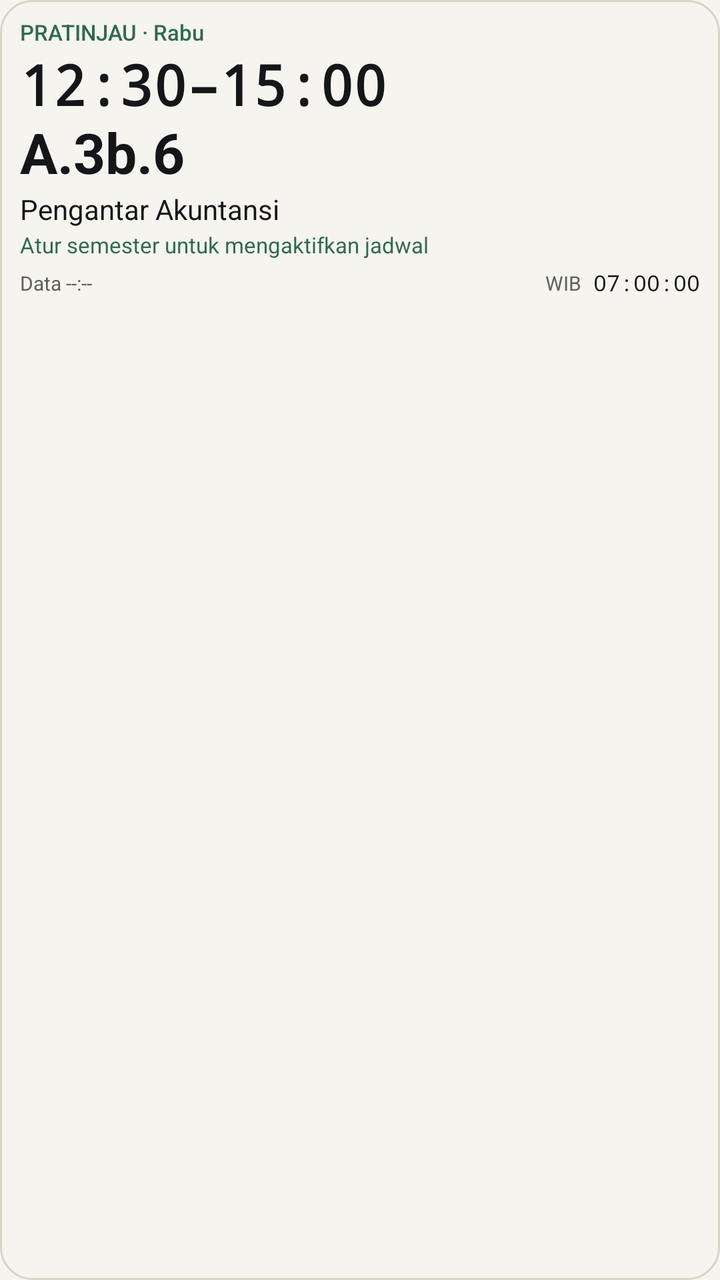
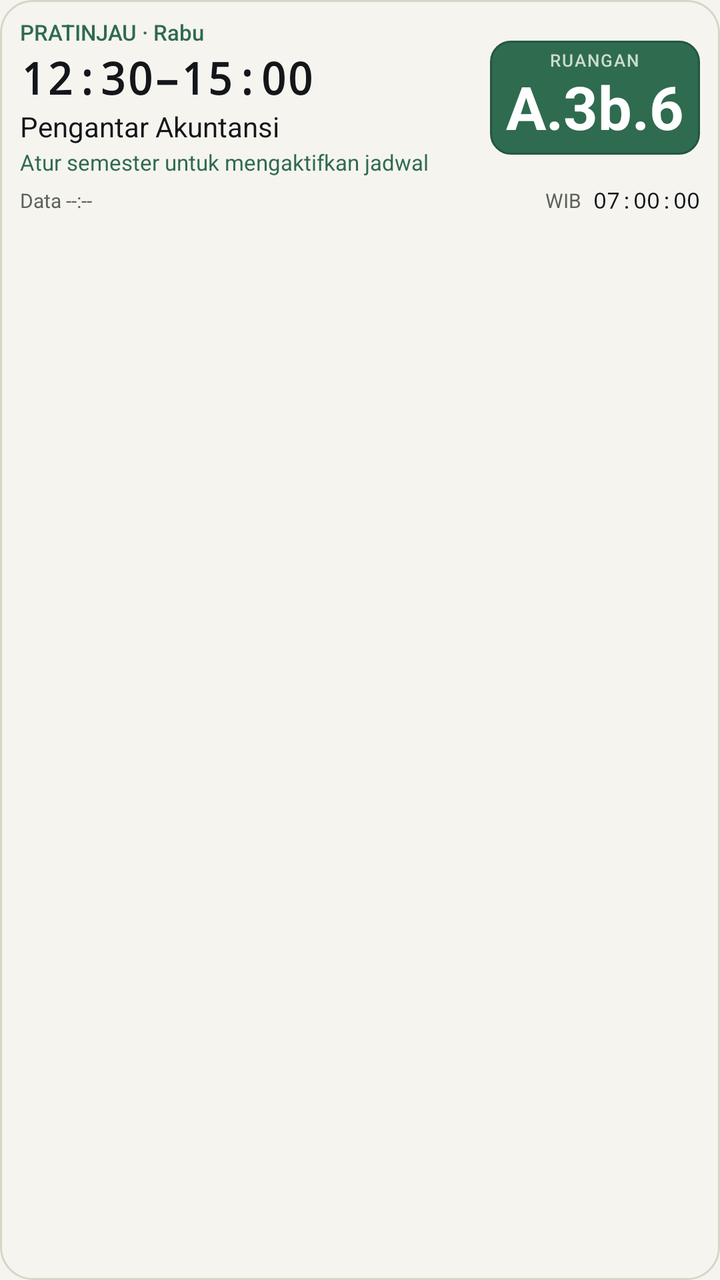

Compare the two renders of this Android layout. The source of the first and the diff that turns it into the second are given below.
<!-- AndroidManifest.xml: application theme Theme.Campus -->
<!-- res/layout/campus_widget.xml -->
<?xml version="1.0" encoding="utf-8"?>
<LinearLayout xmlns:android="http://schemas.android.com/apk/res/android"
    android:id="@android:id/background"
    android:layout_width="match_parent"
    android:layout_height="match_parent"
    android:background="@drawable/widget_background"
    android:clipToOutline="true"
    android:orientation="vertical"
    android:padding="10dp">

    <TextView
        android:id="@+id/widget_status"
        android:layout_width="match_parent"
        android:layout_height="wrap_content"
        android:breakStrategy="simple"
        android:fontFamily="sans-serif-medium"
        android:includeFontPadding="false"
        android:text="PRATINJAU · Rabu"
        android:textColor="#2F6B4F"
        android:textSize="11sp" />

    
    <TextView
        android:id="@+id/widget_time"
        android:layout_width="match_parent"
        android:layout_height="wrap_content"
        android:layout_marginTop="4dp"
        android:breakStrategy="simple"
        android:fontFamily="monospace"
        android:includeFontPadding="false"
        android:text="12:30–15:00"
        android:textColor="#14161A"
        android:textSize="28sp"
        android:textStyle="bold" />

    <TextView
        android:id="@+id/widget_room"
        android:layout_width="match_parent"
        android:layout_height="wrap_content"
        android:layout_marginTop="1dp"
        android:breakStrategy="simple"
        android:fontFamily="sans-serif"
        android:includeFontPadding="false"
        android:text="A.3b.6"
        android:textColor="#14161A"
        android:textSize="28sp"
        android:textStyle="bold" />

    <TextView
        android:id="@+id/widget_course"
        android:layout_width="match_parent"
        android:layout_height="wrap_content"
        android:layout_marginTop="3dp"
        android:ellipsize="end"
        android:fontFamily="sans-serif"
        android:includeFontPadding="false"
        android:maxLines="1"
        android:text="Pengantar Akuntansi"
        android:textColor="#14161A"
        android:textSize="14sp" />

    <TextView
        android:id="@+id/widget_metadata"
        android:layout_width="match_parent"
        android:layout_height="wrap_content"
        android:layout_marginTop="2dp"
        android:breakStrategy="simple"
        android:fontFamily="sans-serif"
        android:includeFontPadding="false"
        android:text="Kelas 01"
        android:textColor="#5E615B"
        android:textSize="11sp"
        android:visibility="gone" />

    <TextView
        android:id="@+id/widget_hint"
        android:layout_width="match_parent"
        android:layout_height="wrap_content"
        android:layout_marginTop="3dp"
        android:breakStrategy="simple"
        android:fontFamily="sans-serif"
        android:includeFontPadding="false"
        android:text="Atur semester untuk mengaktifkan jadwal"
        android:textColor="#2F6B4F"
        android:textSize="11sp" />

    <LinearLayout
        android:id="@+id/widget_next_container"
        android:layout_width="match_parent"
        android:layout_height="wrap_content"
        android:orientation="vertical"
        android:visibility="gone">
        <ImageView
            android:layout_width="match_parent"
            android:layout_height="1dp"
            android:layout_marginTop="8dp"
            android:layout_marginBottom="6dp"
            android:background="#D9D4C7"
            android:importantForAccessibility="no" />
        <TextView
            android:id="@+id/widget_next_label"
            android:layout_width="match_parent"
            android:layout_height="wrap_content"
            android:breakStrategy="simple"
            android:fontFamily="sans-serif-medium"
            android:includeFontPadding="false"
            android:textColor="#2F6B4F"
            android:textSize="11sp" />
        <TextView
            android:id="@+id/widget_next_time_room"
            android:layout_width="match_parent"
            android:layout_height="wrap_content"
            android:layout_marginTop="2dp"
            android:breakStrategy="simple"
            android:fontFamily="sans-serif"
            android:includeFontPadding="false"
            android:textColor="#14161A"
            android:textSize="16sp"
            android:textStyle="bold" />
        <TextView
            android:id="@+id/widget_next_course"
            android:layout_width="match_parent"
            android:layout_height="wrap_content"
            android:layout_marginTop="2dp"
            android:ellipsize="end"
            android:fontFamily="sans-serif"
            android:includeFontPadding="false"
            android:maxLines="1"
            android:textColor="#5E615B"
            android:textSize="12sp" />
    </LinearLayout>

    <LinearLayout
        android:layout_width="match_parent"
        android:layout_height="wrap_content"
        android:layout_marginTop="6dp"
        android:gravity="center_vertical"
        android:orientation="horizontal">
        <TextView
            android:id="@+id/widget_data_time"
            android:layout_width="0dp"
            android:layout_height="wrap_content"
            android:layout_weight="1"
            android:fontFamily="sans-serif"
            android:includeFontPadding="false"
            android:text="Data --:--"
            android:textColor="#5E615B"
            android:textSize="10sp" />
        <TextView
            android:id="@+id/widget_zone"
            android:layout_width="wrap_content"
            android:layout_height="wrap_content"
            android:layout_marginEnd="6dp"
            android:fontFamily="sans-serif"
            android:includeFontPadding="false"
            android:text="WIB"
            android:textColor="#5E615B"
            android:textSize="10sp" />
        
        <TextClock
            android:id="@+id/widget_clock"
            android:layout_width="wrap_content"
            android:layout_height="wrap_content"
            android:fontFamily="monospace"
            android:format12Hour="HH:mm:ss"
            android:format24Hour="HH:mm:ss"
            android:includeFontPadding="false"
            android:textColor="#14161A"
            android:textSize="11sp"
            android:timeZone="Asia/Jakarta" />
    </LinearLayout>
</LinearLayout>
<!-- resources referenced by this layout -->
<resources>
  <!-- drawable widget_background (drawable) -->
  <?xml version="1.0" encoding="utf-8"?>
  <shape xmlns:android="http://schemas.android.com/apk/res/android" android:shape="rectangle">
      <solid android:color="#F6F4EF" />
      <stroke android:width="1dp" android:color="#D9D4C7" />
      <corners android:radius="16dp" />
  </shape>
  <style name="Theme.Campus" parent="android:style/Theme.Material.Light.NoActionBar">
          <item name="android:fontFamily">sans</item>
          <item name="android:colorAccent">@color/campus_green</item>
          <item name="android:windowBackground">@color/campus_paper</item>
          <item name="android:statusBarColor">@android:color/transparent</item>
          <item name="android:navigationBarColor">@color/campus_paper</item>
          <item name="android:windowLightStatusBar">true</item>
          <item name="android:windowActionModeOverlay">true</item>
          <item name="android:windowSoftInputMode">adjustResize</item>
      </style>
  <color name="campus_green">#2F6B4F</color>
  <color name="campus_paper">#F6F4EF</color>
</resources>

<!-- the commit's change to res/layout/campus_widget.xml (unified diff, before → after) -->
@@ -8,81 +8,142 @@
     android:orientation="vertical"
     android:padding="10dp">
 
-    <TextView
-        android:id="@+id/widget_status"
+    
+    <LinearLayout
+        android:id="@+id/widget_primary_row"
         android:layout_width="match_parent"
         android:layout_height="wrap_content"
-        android:breakStrategy="simple"
-        android:fontFamily="sans-serif-medium"
-        android:includeFontPadding="false"
-        android:text="PRATINJAU · Rabu"
-        android:textColor="#2F6B4F"
-        android:textSize="11sp" />
-
-    
-    <TextView
-        android:id="@+id/widget_time"
-        android:layout_width="match_parent"
-        android:layout_height="wrap_content"
-        android:layout_marginTop="4dp"
-        android:breakStrategy="simple"
-        android:fontFamily="monospace"
-        android:includeFontPadding="false"
-        android:text="12:30–15:00"
-        android:textColor="#14161A"
-        android:textSize="28sp"
-        android:textStyle="bold" />
-
-    <TextView
-        android:id="@+id/widget_room"
-        android:layout_width="match_parent"
-        android:layout_height="wrap_content"
-        android:layout_marginTop="1dp"
-        android:breakStrategy="simple"
-        android:fontFamily="sans-serif"
-        android:includeFontPadding="false"
-        android:text="A.3b.6"
-        android:textColor="#14161A"
-        android:textSize="28sp"
-        android:textStyle="bold" />
-
-    <TextView
-        android:id="@+id/widget_course"
-        android:layout_width="match_parent"
-        android:layout_height="wrap_content"
-        android:layout_marginTop="3dp"
-        android:ellipsize="end"
-        android:fontFamily="sans-serif"
-        android:includeFontPadding="false"
-        android:maxLines="1"
-        android:text="Pengantar Akuntansi"
-        android:textColor="#14161A"
-        android:textSize="14sp" />
-
-    <TextView
-        android:id="@+id/widget_metadata"
-        android:layout_width="match_parent"
-        android:layout_height="wrap_content"
-        android:layout_marginTop="2dp"
-        android:breakStrategy="simple"
-        android:fontFamily="sans-serif"
-        android:includeFontPadding="false"
-        android:text="Kelas 01"
-        android:textColor="#5E615B"
-        android:textSize="11sp"
-        android:visibility="gone" />
-
-    <TextView
-        android:id="@+id/widget_hint"
-        android:layout_width="match_parent"
-        android:layout_height="wrap_content"
-        android:layout_marginTop="3dp"
-        android:breakStrategy="simple"
-        android:fontFamily="sans-serif"
-        android:includeFontPadding="false"
-        android:text="Atur semester untuk mengaktifkan jadwal"
-        android:textColor="#2F6B4F"
-        android:textSize="11sp" />
+        android:baselineAligned="false"
+        android:gravity="center_vertical"
+        android:orientation="horizontal">
+
+        <LinearLayout
+            android:id="@+id/widget_primary_column"
+            android:layout_width="0dp"
+            android:layout_height="wrap_content"
+            android:layout_weight="1"
+            android:orientation="vertical">
+
+            <TextView
+                android:id="@+id/widget_status"
+                android:layout_width="match_parent"
+                android:layout_height="wrap_content"
+                android:breakStrategy="simple"
+                android:fontFamily="sans-serif-medium"
+                android:includeFontPadding="false"
+                android:text="PRATINJAU · Rabu"
+                android:textColor="#2F6B4F"
+                android:textSize="11sp" />
+
+            
+            <TextView
+                android:id="@+id/widget_time"
+                android:layout_width="match_parent"
+                android:layout_height="wrap_content"
+                android:layout_marginTop="4dp"
+                android:breakStrategy="simple"
+                android:fontFamily="monospace"
+                android:includeFontPadding="false"
+                android:text="12:30–15:00"
+                android:textColor="#14161A"
+                android:textSize="22sp"
+                android:textStyle="bold" />
+
+            
+            <TextView
+                android:id="@+id/widget_room_plain"
+                android:layout_width="match_parent"
+                android:layout_height="wrap_content"
+                android:layout_marginTop="1dp"
+                android:breakStrategy="simple"
+                android:fontFamily="sans-serif"
+                android:includeFontPadding="false"
+                android:text="A.3b.6"
+                android:textColor="#14161A"
+                android:textSize="20sp"
+                android:textStyle="bold"
+                android:visibility="gone" />
+
+            <TextView
+                android:id="@+id/widget_course"
+                android:layout_width="match_parent"
+                android:layout_height="wrap_content"
+                android:layout_marginTop="3dp"
+                android:ellipsize="end"
+                android:fontFamily="sans-serif"
+                android:includeFontPadding="false"
+                android:maxLines="1"
+                android:text="Pengantar Akuntansi"
+                android:textColor="#14161A"
+                android:textSize="14sp" />
+
+            <TextView
+                android:id="@+id/widget_metadata"
+                android:layout_width="match_parent"
+                android:layout_height="wrap_content"
+                android:layout_marginTop="2dp"
+                android:breakStrategy="simple"
+                android:fontFamily="sans-serif"
+                android:includeFontPadding="false"
+                android:text="Kelas 01"
+                android:textColor="#5E615B"
+                android:textSize="11sp"
+                android:visibility="gone" />
+
+            <TextView
+                android:id="@+id/widget_hint"
+                android:layout_width="match_parent"
+                android:layout_height="wrap_content"
+                android:layout_marginTop="3dp"
+                android:breakStrategy="simple"
+                android:fontFamily="sans-serif"
+                android:includeFontPadding="false"
+                android:text="Atur semester untuk mengaktifkan jadwal"
+                android:textColor="#2F6B4F"
+                android:textSize="11sp" />
+        </LinearLayout>
+
+        
+        <LinearLayout
+            android:id="@+id/widget_room_badge"
+            android:layout_width="wrap_content"
+            android:layout_height="wrap_content"
+            android:layout_marginStart="8dp"
+            android:background="@drawable/widget_room_badge"
+            android:gravity="center_horizontal"
+            android:orientation="vertical"
+            android:paddingStart="8dp"
+            android:paddingTop="5dp"
+            android:paddingEnd="8dp"
+            android:paddingBottom="5dp">
+
+            <TextView
+                android:id="@+id/widget_room_label"
+                android:layout_width="wrap_content"
+                android:layout_height="wrap_content"
+                android:fontFamily="sans-serif-medium"
+                android:includeFontPadding="false"
+                android:letterSpacing="0.08"
+                android:maxLines="1"
+                android:text="RUANGAN"
+                android:textColor="@color/campus_room_badge_label"
+                android:textSize="8.5sp" />
+
+            <TextView
+                android:id="@+id/widget_room"
+                android:layout_width="wrap_content"
+                android:layout_height="wrap_content"
+                android:layout_marginTop="2dp"
+                android:breakStrategy="simple"
+                android:fontFamily="sans-serif"
+                android:gravity="center_horizontal"
+                android:includeFontPadding="false"
+                android:text="A.3b.6"
+                android:textColor="@color/campus_room_badge_ink"
+                android:textSize="30sp"
+                android:textStyle="bold" />
+        </LinearLayout>
+    </LinearLayout>
 
     <LinearLayout
         android:id="@+id/widget_next_container"
@@ -97,37 +158,97 @@
             android:layout_marginBottom="6dp"
             android:background="#D9D4C7"
             android:importantForAccessibility="no" />
-        <TextView
-            android:id="@+id/widget_next_label"
+
+        
+        <LinearLayout
+            android:id="@+id/widget_next_row"
             android:layout_width="match_parent"
             android:layout_height="wrap_content"
-            android:breakStrategy="simple"
-            android:fontFamily="sans-serif-medium"
-            android:includeFontPadding="false"
-            android:textColor="#2F6B4F"
-            android:textSize="11sp" />
-        <TextView
-            android:id="@+id/widget_next_time_room"
-            android:layout_width="match_parent"
-            android:layout_height="wrap_content"
-            android:layout_marginTop="2dp"
-            android:breakStrategy="simple"
-            android:fontFamily="sans-serif"
-            android:includeFontPadding="false"
-            android:textColor="#14161A"
-            android:textSize="16sp"
-            android:textStyle="bold" />
-        <TextView
-            android:id="@+id/widget_next_course"
-            android:layout_width="match_parent"
-            android:layout_height="wrap_content"
-            android:layout_marginTop="2dp"
-            android:ellipsize="end"
-            android:fontFamily="sans-serif"
-            android:includeFontPadding="false"
-            android:maxLines="1"
-            android:textColor="#5E615B"
-            android:textSize="12sp" />
+            android:baselineAligned="false"
+            android:gravity="center_vertical"
+            android:orientation="horizontal">
+
+            <LinearLayout
+                android:id="@+id/widget_next_column"
+                android:layout_width="0dp"
+                android:layout_height="wrap_content"
+                android:layout_weight="1"
+                android:orientation="vertical">
+
+                <TextView
+                    android:id="@+id/widget_next_label"
+                    android:layout_width="match_parent"
+                    android:layout_height="wrap_content"
+                    android:breakStrategy="simple"
+                    android:fontFamily="sans-serif-medium"
+                    android:includeFontPadding="false"
+                    android:textColor="#2F6B4F"
+                    android:textSize="11sp" />
+
+                <TextView
+                    android:id="@+id/widget_next_time"
+                    android:layout_width="match_parent"
+                    android:layout_height="wrap_content"
+                    android:layout_marginTop="2dp"
+                    android:breakStrategy="simple"
+                    android:fontFamily="sans-serif"
+                    android:includeFontPadding="false"
+                    android:textColor="#14161A"
+                    android:textSize="16sp"
+                    android:textStyle="bold" />
+
+                <TextView
+                    android:id="@+id/widget_next_course"
+                    android:layout_width="match_parent"
+                    android:layout_height="wrap_content"
+                    android:layout_marginTop="2dp"
+                    android:ellipsize="end"
+                    android:fontFamily="sans-serif"
+                    android:includeFontPadding="false"
+                    android:maxLines="1"
+                    android:textColor="#5E615B"
+                    android:textSize="12sp" />
+            </LinearLayout>
+
+            <LinearLayout
+                android:id="@+id/widget_next_room_badge"
+                android:layout_width="wrap_content"
+                android:layout_height="wrap_content"
+                android:layout_marginStart="8dp"
+                android:background="@drawable/widget_room_badge"
+                android:gravity="center_horizontal"
+                android:orientation="vertical"
+                android:paddingStart="8dp"
+                android:paddingTop="5dp"
+                android:paddingEnd="8dp"
+                android:paddingBottom="5dp">
+
+                <TextView
+                    android:id="@+id/widget_next_room_label"
+                    android:layout_width="wrap_content"
+                    android:layout_height="wrap_content"
+                    android:fontFamily="sans-serif-medium"
+                    android:includeFontPadding="false"
+                    android:letterSpacing="0.08"
+                    android:maxLines="1"
+                    android:text="RUANGAN"
+                    android:textColor="@color/campus_room_badge_label"
+                    android:textSize="8sp" />
+
+                <TextView
+                    android:id="@+id/widget_next_room"
+                    android:layout_width="wrap_content"
+                    android:layout_height="wrap_content"
+                    android:layout_marginTop="2dp"
+                    android:breakStrategy="simple"
+                    android:fontFamily="sans-serif"
+                    android:gravity="center_horizontal"
+                    android:includeFontPadding="false"
+                    android:textColor="@color/campus_room_badge_ink"
+                    android:textSize="22sp"
+                    android:textStyle="bold" />
+            </LinearLayout>
+        </LinearLayout>
     </LinearLayout>
 
     <LinearLayout
<!-- resource entries referenced after the edit -->
@@ -1,11 +1,20 @@
 <!-- resources referenced by this layout -->
 <resources>
+  <color name="campus_room_badge_ink">#FFFFFF</color>
+  <color name="campus_room_badge_label">#C9DCCB</color>
   <!-- drawable widget_background (drawable) -->
   <?xml version="1.0" encoding="utf-8"?>
   <shape xmlns:android="http://schemas.android.com/apk/res/android" android:shape="rectangle">
       <solid android:color="#F6F4EF" />
       <stroke android:width="1dp" android:color="#D9D4C7" />
       <corners android:radius="16dp" />
+  </shape>
+  <!-- drawable widget_room_badge (drawable) -->
+  <?xml version="1.0" encoding="utf-8"?>
+  <shape xmlns:android="http://schemas.android.com/apk/res/android" android:shape="rectangle">
+      <solid android:color="@color/campus_green" />
+      <stroke android:width="1dp" android:color="#245640" />
+      <corners android:radius="10dp" />
   </shape>
   <style name="Theme.Campus" parent="android:style/Theme.Material.Light.NoActionBar">
           <item name="android:fontFamily">sans</item>
